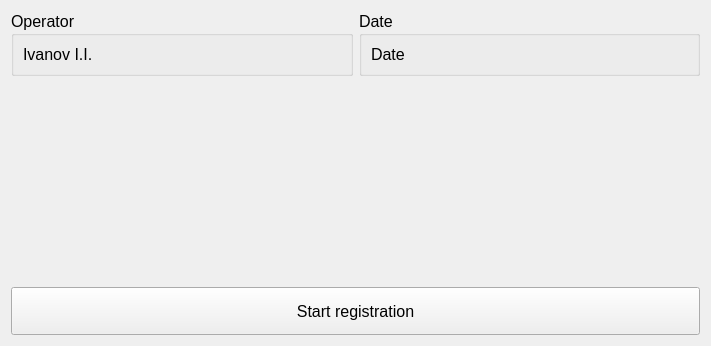
First picture: the form in ui/registrationwidget.ui, repository dmitry64/av20, before the edit.
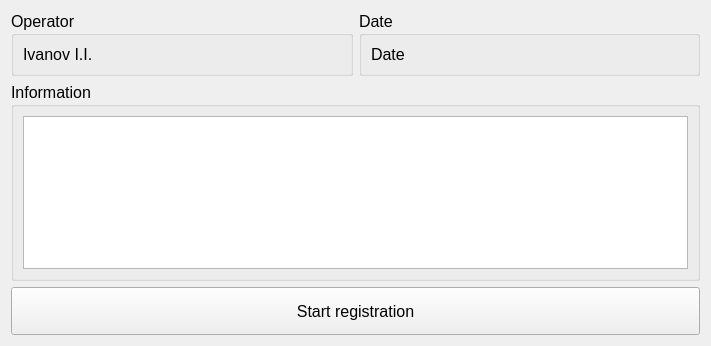
Second picture: the form after the edit. Icons and pictures are not drawn.

What changed in the file:
```diff
--- a/ui/registrationwidget.ui
+++ b/ui/registrationwidget.ui
@@ -66,6 +66,23 @@
      </item>
     </layout>
    </item>
+   <item>
+    <widget class="QGroupBox" name="groupBox_2">
+     <property name="font">
+      <font>
+       <pointsize>12</pointsize>
+      </font>
+     </property>
+     <property name="title">
+      <string>Information</string>
+     </property>
+     <layout class="QVBoxLayout" name="verticalLayout_3">
+      <item>
+       <widget class="QListWidget" name="listWidget"/>
+      </item>
+     </layout>
+    </widget>
+   </item>
    <item>
     <spacer name="verticalSpacer">
      <property name="orientation">
```
